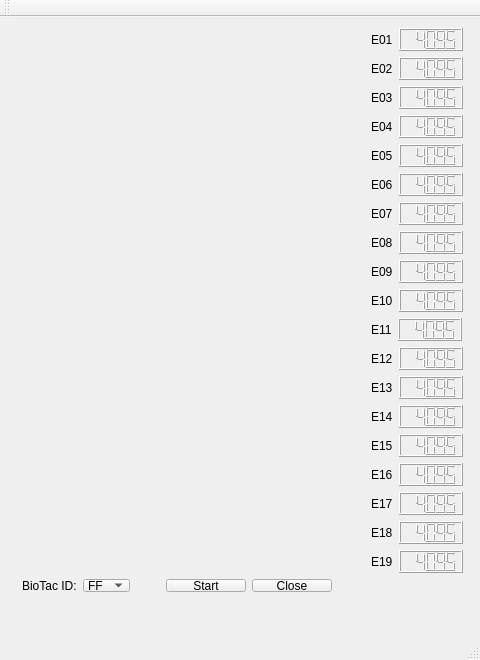
Qt form sr_gui_biotac/uis/SrGuiBiotac.ui (shadow-robot/sr-visualization) before a commit.
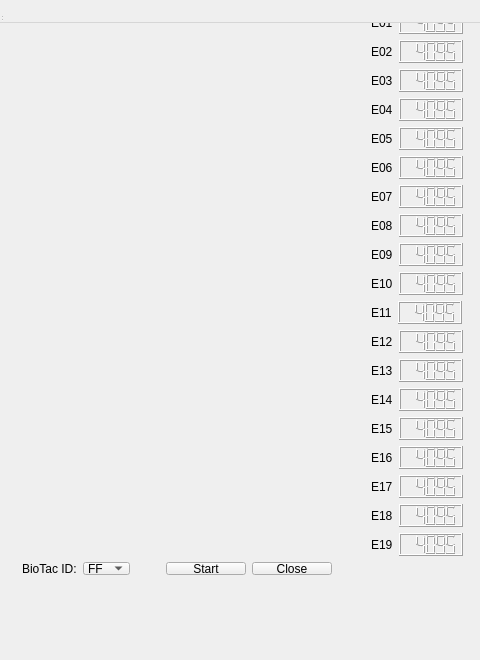
The same form after that commit.

Commit message: morphing window in widget

What changed in the file:
```diff
--- a/sr_gui_biotac/uis/SrGuiBiotac.ui
+++ b/sr_gui_biotac/uis/SrGuiBiotac.ui
@@ -1,7 +1,7 @@
 <?xml version="1.0" encoding="UTF-8"?>
 <ui version="4.0">
  <class>BioTacGuiWindow</class>
- <widget class="QMainWindow" name="BioTacGuiWindow">
+ <widget class="QWidget" name="BioTacGuiWindow">
   <property name="geometry">
    <rect>
     <x>0</x>
```
